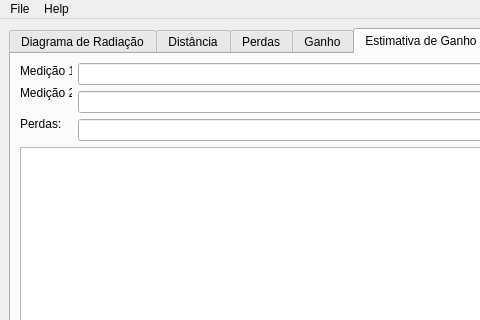
First picture: the form in AntennaTool_V5.ui, repository oxott/AntennaTool, before the edit; both pictures show x 0 to 480 and y 0 to 320 of the 890 by 501 pixel window.
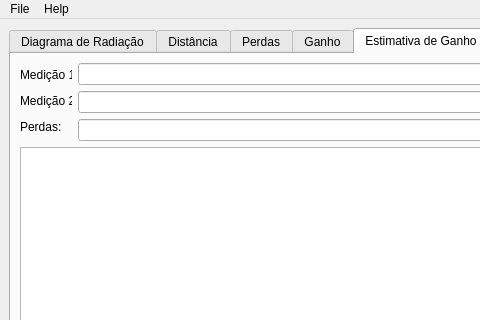
Second picture: the form after the edit.

```diff
--- a/AntennaTool_V5.ui
+++ b/AntennaTool_V5.ui
@@ -582,7 +582,7 @@
                  </size>
                 </property>
                 <property name="text">
-                 <string>Medição 1</string>
+                 <string>Medição 1:</string>
                 </property>
                </widget>
               </item>
@@ -601,6 +601,12 @@
               </item>
               <item>
                <widget class="QLabel" name="label_12">
+                <property name="maximumSize">
+                 <size>
+                  <width>52</width>
+                  <height>16</height>
+                 </size>
+                </property>
                 <property name="text">
                  <string>Perdas:</string>
                 </property>
```
